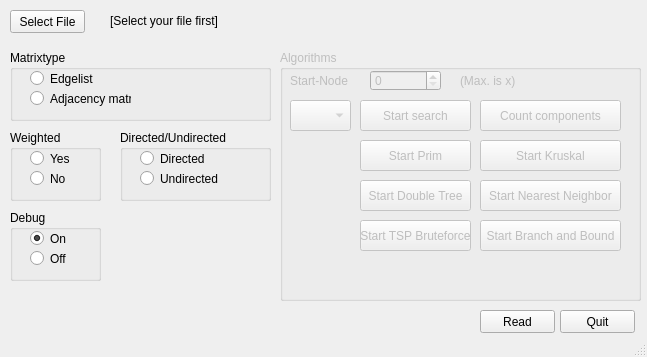
Qt form mainwindow.ui (FNicolai/MMI) before a commit.
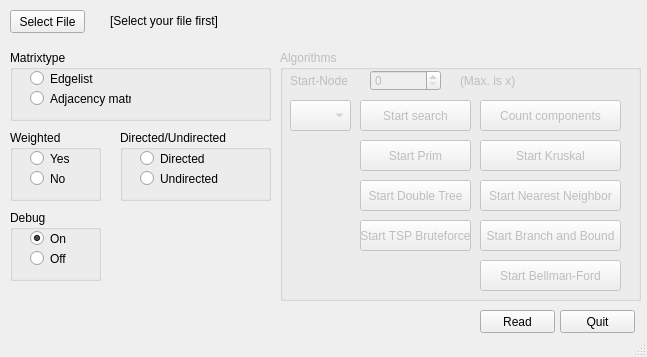
The same form after that commit.

Commit message:
Bellman-Ford: Works with directed graphs
- Implemented first version of Bellman-Ford
- Added sample graphs for Bellman-Ford
-  Removed unused function in BaB

```diff
--- a/mainwindow.ui
+++ b/mainwindow.ui
@@ -372,6 +372,19 @@
       <string>Start TSP Bruteforce</string>
      </property>
     </widget>
+    <widget class="QPushButton" name="pushButton_start_bellman_ford">
+     <property name="geometry">
+      <rect>
+       <x>200</x>
+       <y>210</y>
+       <width>141</width>
+       <height>31</height>
+      </rect>
+     </property>
+     <property name="text">
+      <string>Start Bellman-Ford</string>
+     </property>
+    </widget>
    </widget>
    <widget class="QGroupBox" name="groupBox_debug">
     <property name="geometry">
```
The commit also changes 10 other files.
